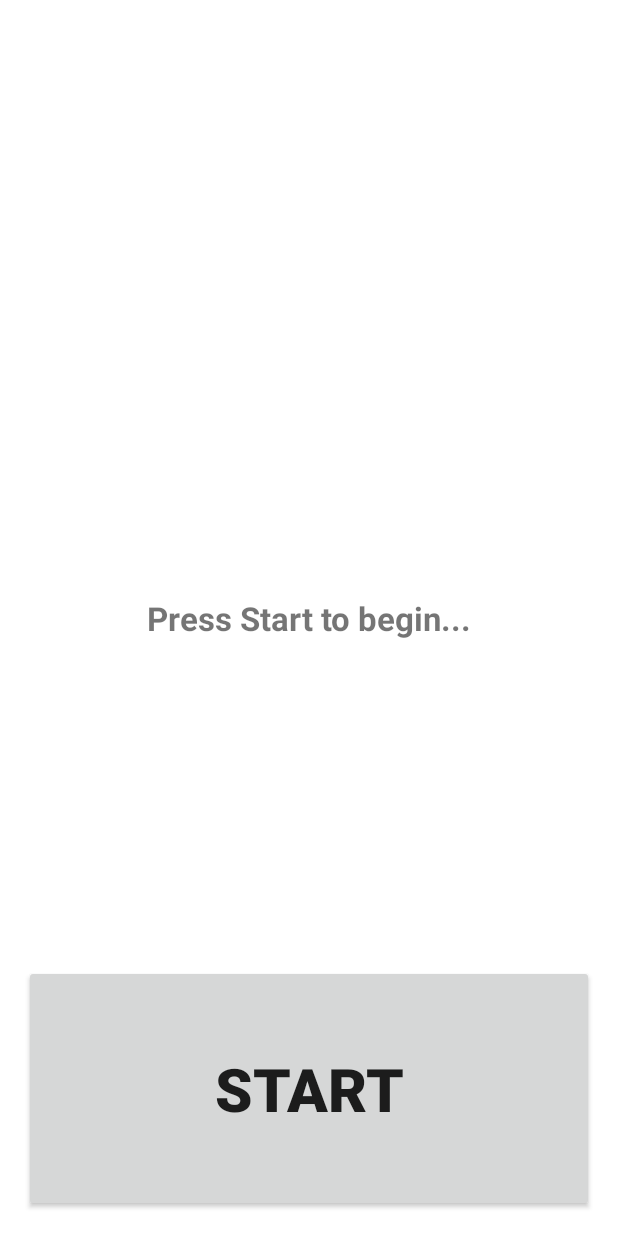
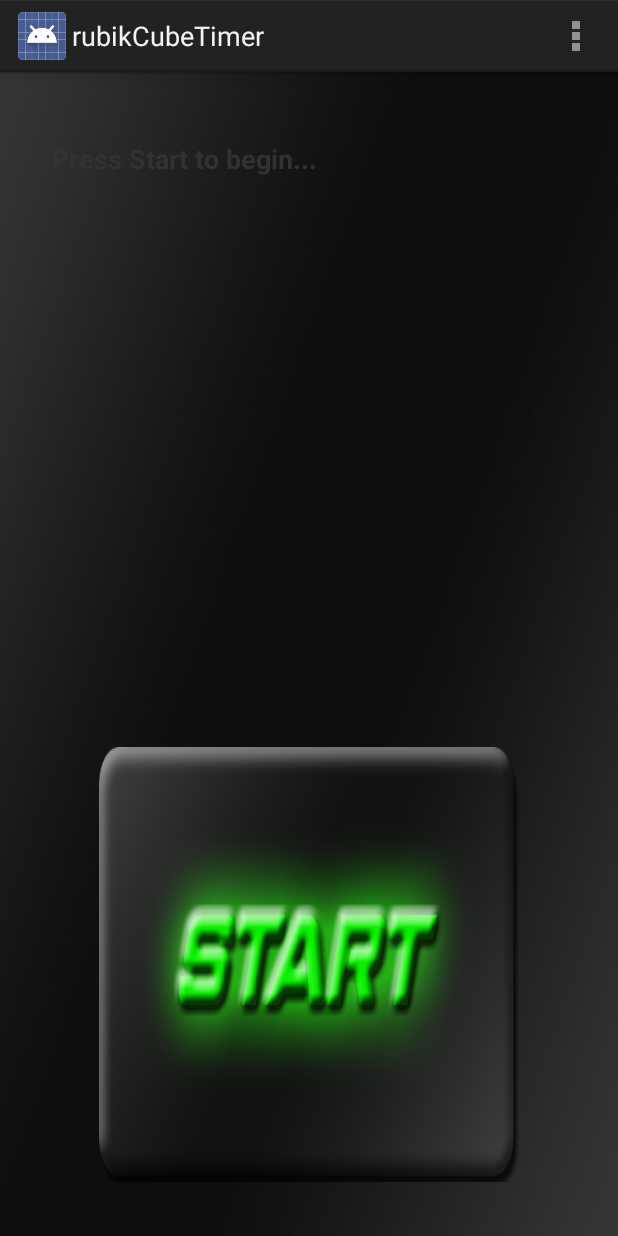
Before and after one commit to destroyer99/rubikCubeTimer, an Android app: the screen it shows after launch (MainActivity), on a phone screen of 412 x 824 dp. Run offline under Robolectric (Android 15) with nearby library versions, the phone set to English and light mode, and no system bars.

Commit message:
Updated images

```diff
--- a/app/src/main/java/com/destroyer/rubikcubetimer/MainActivity.java
+++ b/app/src/main/java/com/destroyer/rubikcubetimer/MainActivity.java
@@ -3,13 +3,16 @@ package com.destroyer.rubikcubetimer;
 import android.app.Activity;
 import android.content.Context;
 import android.content.Intent;
-import android.content.SharedPreferences;
 import android.database.Cursor;
 import android.graphics.Color;
+import android.graphics.drawable.Drawable;
 import android.hardware.Sensor;
 import android.hardware.SensorEvent;
 import android.hardware.SensorEventListener;
 import android.hardware.SensorManager;
+import android.media.Ringtone;
+import android.media.RingtoneManager;
+import android.net.Uri;
 import android.os.Bundle;
 import android.os.Handler;
 import android.os.Vibrator;
@@ -20,17 +23,16 @@ import android.view.View;
 import android.view.WindowManager;
 import android.widget.Button;
 import android.widget.TextView;
+import android.widget.Toast;
+
+import org.w3c.dom.Text;
 
 import java.util.concurrent.TimeUnit;
 
 public class MainActivity extends Activity {
 
-    private enum STATE {START, WAIT, HOLD, TIMING, STOP, RESET}
+    private final static float gyroThreshold = 0.018f;
 
-    private float gyroThreshold;
-    private int timerPrecision;
-
-    private SharedPreferences appPrefs;
     private SensorManager mSensorManager;
     DBAdapter db = new DBAdapter(this);
     Vibrator vibrator;
@@ -43,6 +45,18 @@ public class MainActivity extends Activity {
     boolean cubeInProx2 = false;
     boolean cubeOnDev = false;
     boolean gyroSettled = false;
+    private int timerPrecision;
+    String yellow = "@drawable/rubiksetprox";
+    String blue = "@drawable/rubikproxready";
+    String white = "@drawable/rubiktimerready";
+    String green = "@drawable/rubiktimerstart";
+    String red = "@drawable/rubiktimerstop";
+    String dark = "@drawable/rubikmainbackground";
+    int start = R.drawable.startbtn;
+    int placecube = R.drawable.proxsetbtn;
+    int wait = R.drawable.proxwaitingbtn;
+    int ready = R.drawable.proxreadybtn;
+    int finish = R.drawable.finishedbtn;
 
     private final Runnable timer = new Runnable() {
         @Override
@@ -59,7 +73,17 @@ public class MainActivity extends Activity {
         public void onSensorChanged(SensorEvent event) {
             if(event.sensor.getType()==Sensor.TYPE_GYROSCOPE) {
                 if (gyroSettled && (Math.abs(event.values[0]) - gyroLast[0] > gyroThreshold || Math.abs(event.values[1]) - gyroLast[1] > gyroThreshold || Math.abs(event.values[2]) - gyroLast[2] > gyroThreshold)) {
-                    stateResolver(STATE.STOP);
+                    runTimer = false;
+                    mSensorManager.unregisterListener(mSensorListener);
+                    setColors(red, finish);
+                    findViewById(R.id.startResetBtn).setTag(2);
+                    new Handler().postDelayed(new Runnable() {
+                        @Override
+                        public void run() {
+                            setColors(dark, start);
+                        }
+                    }, 2000);
+                    findViewById(R.id.startResetBtn).setClickable(true);
                     db.open();
                     Log.wtf("DB_ADDED_SCORE", String.valueOf(db.addTime(System.currentTimeMillis(), millis)));
                     db.close();
@@ -70,14 +94,67 @@ public class MainActivity extends Activity {
                 }
             } else if(event.sensor.getType()==Sensor.TYPE_PROXIMITY) {
                 if (!cubeOnDev && event.values[0] == 0) {
-                    stateResolver(STATE.HOLD);
+                    cubeInProx = true;
+                    setColors(blue, wait);
+                    vibrator.vibrate(250);
+                    timerTxt.setText("Holding cube 3...");
+                    new Handler().postDelayed(new Runnable() {
+                        @Override
+                        public void run() {
+                            if (cubeInProx) {
+                                vibrator.vibrate(250);
+                                timerTxt.setText("Holding cube 2...");
+                                cubeInProx1 = true;
+                                new Handler().postDelayed(new Runnable() {
+                                    @Override
+                                    public void run() {
+                                        if (cubeInProx1) {
+                                            vibrator.vibrate(250);
+                                            timerTxt.setText("Holding cube 1...");
+                                            cubeInProx2 = true;
+                                            new Handler().postDelayed(new Runnable() {
+                                                @Override
+                                                public void run() {
+                                                    if (cubeInProx2) {
+                                                        cubeOnDev = true;
+                                                        runOnUiThread(new Runnable() {
+                                                            @Override
+                                                            public void run() {
+                                                                setColors(white, ready);
+                                                                timerTxt.setText("Lift cube to begin timer!!!");
+                                                            }
+                                                        });
+                                                    }
+                                                }
+                                            }, 1000);
+                                        }
+                                    }
+                                }, 1000);
+                            }
+                        }
+                    }, 1000);
                 } else if (cubeOnDev && event.values[0] > 1) {
-                    stateResolver(STATE.TIMING);
+                    cubeInProx = cubeInProx1 = cubeInProx2 = cubeOnDev = false;
+                    mSensorManager.unregisterListener(mSensorListener);
+                    gyroSettled = false;
+                    mSensorManager.registerListener(mSensorListener, mSensorManager.getDefaultSensor(Sensor.TYPE_GYROSCOPE), SensorManager.SENSOR_DELAY_FASTEST);
+                    new Handler().postDelayed(new Runnable() {
+                        @Override
+                        public void run() {
+                            gyroSettled = true;
+                        }
+                    }, 250);
+                    setColors(green, start);
+                    findViewById(R.id.startResetBtn).setClickable(false);
                     runTimer = true;
                     init = System.currentTimeMillis();
+                    timerTxt.setText("");
+                    timerTxt.setTextSize(50);
                     new Handler().post(timer);
                 } else if (event.values[0] > 1) {
-                    stateResolver(STATE.WAIT);
+                    cubeInProx = cubeInProx1 = cubeInProx2  = cubeOnDev = false;
+                    setColors(yellow, placecube);
+                    timerTxt.setText("Waiting for rubik's cube...");
                 }
             } else Log.wtf("Sensor_Type", String.valueOf(event.sensor.getType()));
         }
@@ -93,21 +170,22 @@ public class MainActivity extends Activity {
         setContentView(R.layout.activity_main);
         getWindow().addFlags(WindowManager.LayoutParams.FLAG_KEEP_SCREEN_ON);
 
-        appPrefs = getSharedPreferences("appPreferences", MODE_PRIVATE);
+        findViewById(R.id.startResetBtn).setTag(1);
 
         timerTxt = (TextView) findViewById(R.id.timerTxt);
+        timerTxt.setText("Press Start to begin...");
+
         statsTxt = (TextView) findViewById(R.id.statsTxt);
+
         vibrator = (Vibrator) getSystemService(Context.VIBRATOR_SERVICE);
+
         mSensorManager = (SensorManager) getSystemService(Context.SENSOR_SERVICE);
-
-        stateResolver(STATE.START);
     }
 
     @Override
     protected void onResume() {
         super.onResume();
-        timerPrecision = Integer.valueOf(appPrefs.getString("timerPrecision", "21"));
-        gyroThreshold = Float.valueOf(appPrefs.getString("gyroThreshold", "18")) / 1000;
+        timerPrecision = Integer.valueOf(getSharedPreferences("appPreferences", MODE_PRIVATE).getString("timerPrecision", "21"));
         updateStats();
     }
 
@@ -120,10 +198,19 @@ public class MainActivity extends Activity {
     public void onButtonClick(View view) {
         switch (view.getId()) {
             case R.id.startResetBtn:
-                if(((Button)view).getText().equals("Start")) {
-                    stateResolver(STATE.WAIT);
-                } else if(((Button)view).getText().equals("Reset")) {
-                    stateResolver(STATE.RESET);
+                if(view.getTag()==1) {
+                    setColors(yellow, placecube);
+                    timerTxt.setTextSize(22);
+                    timerTxt.setText("Waiting for rubik's cube...");
+                    mSensorManager.registerListener(mSensorListener, mSensorManager.getDefaultSensor(Sensor.TYPE_PROXIMITY), SensorManager.SENSOR_DELAY_FASTEST);
+                    updateStats();
+
+                } else if(view.getTag()==2) {
+                    runTimer = cubeInProx = cubeInProx1 = cubeInProx2  = cubeOnDev = gyroSettled = false;
+                    mSensorManager.unregisterListener(mSensorListener);
+                    setColors(dark, start);
+                    timerTxt.setText("Press Start to begin...");
+                    view.setTag(1);
                 }
                 break;
 
@@ -152,119 +239,14 @@ public class MainActivity extends Activity {
         } else statsTxt.setText("");
     }
 
-    private void setColors(int color) {
+    private void setColors(String color, int btn) {
 //        findViewById(R.id.startResetBtn).setBackgroundColor(color);
-        findViewById(R.id.background).setBackgroundColor(color);
-    }
+        int imageResource = getResources().getIdentifier(color, null, getPackageName());
+        Drawable res = getResources().getDrawable(imageResource, null);
+        findViewById(R.id.background).setBackground(res);
 
-    private void stateResolver(STATE state) {
-        switch (state) {
-            case START:
-                timerTxt.setTextSize(22);
-                timerTxt.setText("Press Start to begin...");
-                runTimer = cubeInProx = cubeInProx1 = cubeInProx2  = cubeOnDev = gyroSettled = false;
-                setColors(Color.WHITE);
-                updateStats();
-                ((Button)findViewById(R.id.startResetBtn)).setText("Start");
-                break;
-            case WAIT:
-                timerTxt.setTextSize(22);
-                mSensorManager.registerListener(mSensorListener, mSensorManager.getDefaultSensor(Sensor.TYPE_PROXIMITY), SensorManager.SENSOR_DELAY_FASTEST);
-                runTimer = cubeInProx = cubeInProx1 = cubeInProx2  = cubeOnDev = gyroSettled = false;
-                setColors(Color.YELLOW);
-                timerTxt.setText("Waiting for rubik's cube...");
-                ((Button)findViewById(R.id.startResetBtn)).setText("Reset");
-                break;
-            case HOLD:
-                cubeInProx = true;
-                setColors(Color.BLUE);
-                vibrator.vibrate(250);
-                timerTxt.setText("Holding cube 3...");
-                new Handler().postDelayed(new Runnable() {
-                    @Override
-                    public void run() {
-                        if (cubeInProx) {
-                            vibrator.vibrate(250);
-                            timerTxt.setText("Holding cube 2...");
-                            cubeInProx1 = true;
-                            new Handler().postDelayed(new Runnable() {
-                                @Override
-                                public void run() {
-                                    if (cubeInProx1) {
-                                        vibrator.vibrate(250);
-                                        timerTxt.setText("Holding cube 1...");
-                                        cubeInProx2 = true;
-                                        new Handler().postDelayed(new Runnable() {
-                                            @Override
-                                            public void run() {
-                                                if (cubeInProx2) {
-                                                    cubeOnDev = true;
-                                                    runOnUiThread(new Runnable() {
-                                                        @Override
-                                                        public void run() {
-                                                            setColors(Color.CYAN);
-                                                            timerTxt.setText("Lift cube to begin timer!!!");
-                                                        }
-                                                    });
-                                                }
-                                            }
-                                        }, 1000);
-                                    }
-                                }
-                            }, 1000);
-                        }
-                    }
-                }, 1000);
-                break;
-            case TIMING:
-                timerTxt.setTextSize(50);
-                gyroSettled = cubeInProx = cubeInProx1 = cubeInProx2 = cubeOnDev = false;
-                mSensorManager.unregisterListener(mSensorListener);
-                mSensorManager.registerListener(mSensorListener, mSensorManager.getDefaultSensor(Sensor.TYPE_GYROSCOPE), SensorManager.SENSOR_DELAY_FASTEST);
-                new Handler().postDelayed(new Runnable() {
-                    @Override
-                    public void run() {
-                        gyroSettled = true;
-                    }
-                }, 250);
-                setColors(Color.GREEN);
-                ((Button)findViewById(R.id.startResetBtn)).setText("Stop");
-                findViewById(R.id.startResetBtn).setClickable(false);
-                timerTxt.setText("");
-                break;
-            case STOP:
-                mSensorManager.unregisterListener(mSensorListener);
-                runTimer = cubeInProx = cubeInProx1 = cubeInProx2  = cubeOnDev = gyroSettled = false;
-                ((Button)findViewById(R.id.startResetBtn)).setText("Start");
-                setColors(Color.RED);
-                new Handler().postDelayed(new Runnable() {
-                    @Override
-                    public void run() {
-                        if (((Button)findViewById(R.id.startResetBtn)).getText().equals("Start")) {
-                            setColors(Color.WHITE);
-                        }
-                    }
-                }, 2000);
-                new Handler().postDelayed(new Runnable() {
-                    @Override
-                    public void run() {
-                        runOnUiThread(new Runnable() {
-                            @Override
-                            public void run() {
-                                findViewById(R.id.startResetBtn).setClickable(true);
-                            }
-                        });
-                    }
-                }, 250);
-                break;
-            case RESET:
-                mSensorManager.unregisterListener(mSensorListener);
-                runTimer = cubeInProx = cubeInProx1 = cubeInProx2  = cubeOnDev = gyroSettled = false;
-                ((Button)findViewById(R.id.startResetBtn)).setText("Start");
-                timerTxt.setText("Press Start to begin...");
-                setColors(Color.WHITE);
-                break;
-        }
+        findViewById(R.id.startResetBtn).setBackground(getResources().getDrawable(btn, null));
+
     }
 
     private String formatString(long millis) {
--- a/app/src/main/res/layout/activity_main.xml
+++ b/app/src/main/res/layout/activity_main.xml
@@ -1,23 +1,11 @@
-<RelativeLayout xmlns:android="http://schemas.android.com/apk/res/android"
+<GridLayout xmlns:android="http://schemas.android.com/apk/res/android"
     xmlns:tools="http://schemas.android.com/tools" android:layout_width="match_parent"
     android:layout_height="match_parent" android:paddingLeft="@dimen/activity_horizontal_margin"
     android:paddingRight="@dimen/activity_horizontal_margin"
     android:paddingTop="@dimen/activity_vertical_margin"
     android:paddingBottom="@dimen/activity_vertical_margin" tools:context=".MainActivity"
-    android:id="@+id/background">
-
-    <Button
-        android:layout_width="match_parent"
-        android:layout_height="wrap_content"
-        android:text="Start"
-        android:id="@+id/startResetBtn"
-        android:onClick="onButtonClick"
-        android:layout_marginTop="44dp"
-        android:layout_centerHorizontal="true"
-        android:layout_alignParentBottom="true"
-        android:padding="55dp"
-        android:textStyle="bold"
-        android:textSize="40sp" />
+    android:id="@+id/background"
+    android:background="@drawable/rubikmainbackground">
 
     <TextView
         android:layout_width="wrap_content"
@@ -25,22 +13,37 @@
         android:inputType="none"
         android:ems="10"
         android:id="@+id/timerTxt"
-        android:layout_centerVertical="true"
-        android:layout_centerHorizontal="true"
         android:textAlignment="center"
         android:textSize="18sp"
         android:textStyle="bold"
         android:typeface="normal"
-        android:gravity="center_horizontal" />
+        android:gravity="center_horizontal"
+        android:layout_row="3"
+        android:layout_column="0" />
+
+    <Button
+        android:layout_width="wrap_content"
+        android:layout_height="wrap_content"
+        android:id="@+id/startResetBtn"
+        android:onClick="onButtonClick"
+        android:textStyle="bold"
+        android:textSize="40sp"
+        android:layout_row="17"
+        android:layout_column="0"
+        android:background="@drawable/startbtn"
+        android:layout_marginLeft="50dp"
+        android:layout_marginRight="50dp"
+        android:layout_marginTop="380dp"
+        android:layout_marginBottom="50dp" />
 
     <TextView
-        android:layout_width="wrap_content"
+        android:layout_width="fill_parent"
         android:layout_height="wrap_content"
         android:textAppearance="?android:attr/textAppearanceLarge"
         android:id="@+id/statsTxt"
-        android:layout_alignParentTop="true"
-        android:layout_centerHorizontal="true"
         android:textAlignment="center"
-        android:gravity="center_horizontal" />
+        android:gravity="center_horizontal"
+        android:layout_row="1"
+        android:layout_column="0" />
 
-</RelativeLayout>
+</GridLayout>
--- a/app/src/main/res/values/styles.xml
+++ b/app/src/main/res/values/styles.xml
@@ -1,7 +1,8 @@
 <resources>
 
     <!-- Base application theme. -->
-    <style name="AppTheme" parent="Theme.AppCompat.Light.DarkActionBar">
+    <!--<style name="AppTheme" parent="Theme.AppCompat.Light.DarkActionBar">-->
+    <style name="AppTheme" parent="android:Theme.Holo.Light.DarkActionBar">
         <!-- Customize your theme here. -->
     </style>
 
```
Also changed, not shown: app/build.gradle (+4 -4 lines), app/src/main/res/drawable/dottedline.png (added), app/src/main/res/drawable/finishedbtn.png (added), app/src/main/res/drawable/proxreadybtn.png (added), app/src/main/res/drawable/proxsetbtn.png (added), app/src/main/res/drawable/proxwaitingbtn.png (added), app/src/main/res/drawable/rubikmainbackground.jpg (added), app/src/main/res/drawable/rubikproxready.jpg (added), app/src/main/res/drawable/rubiksetprox.jpg (added), app/src/main/res/drawable/rubiktimerready.jpg (added), app/src/main/res/drawable/rubiktimerstart.jpg (added), app/src/main/res/drawable/rubiktimerstop.jpg (added), app/src/main/res/drawable/startbtn.png (added), 1 other file.
